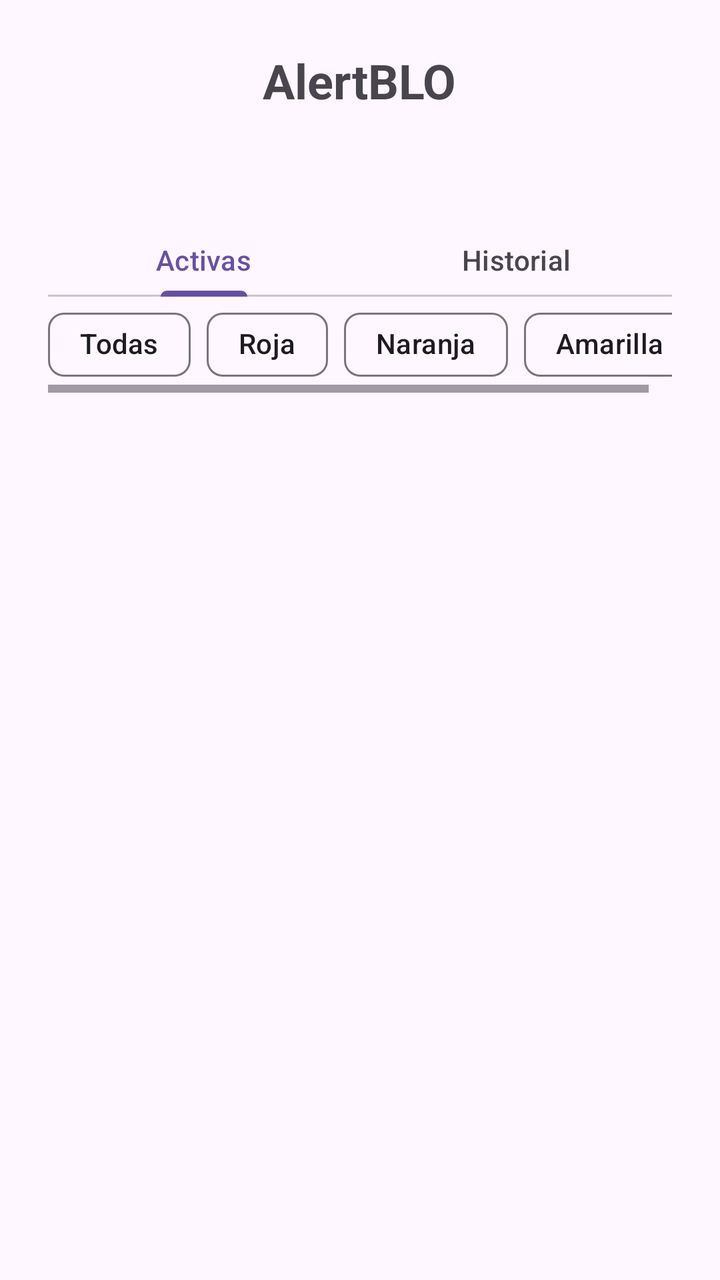
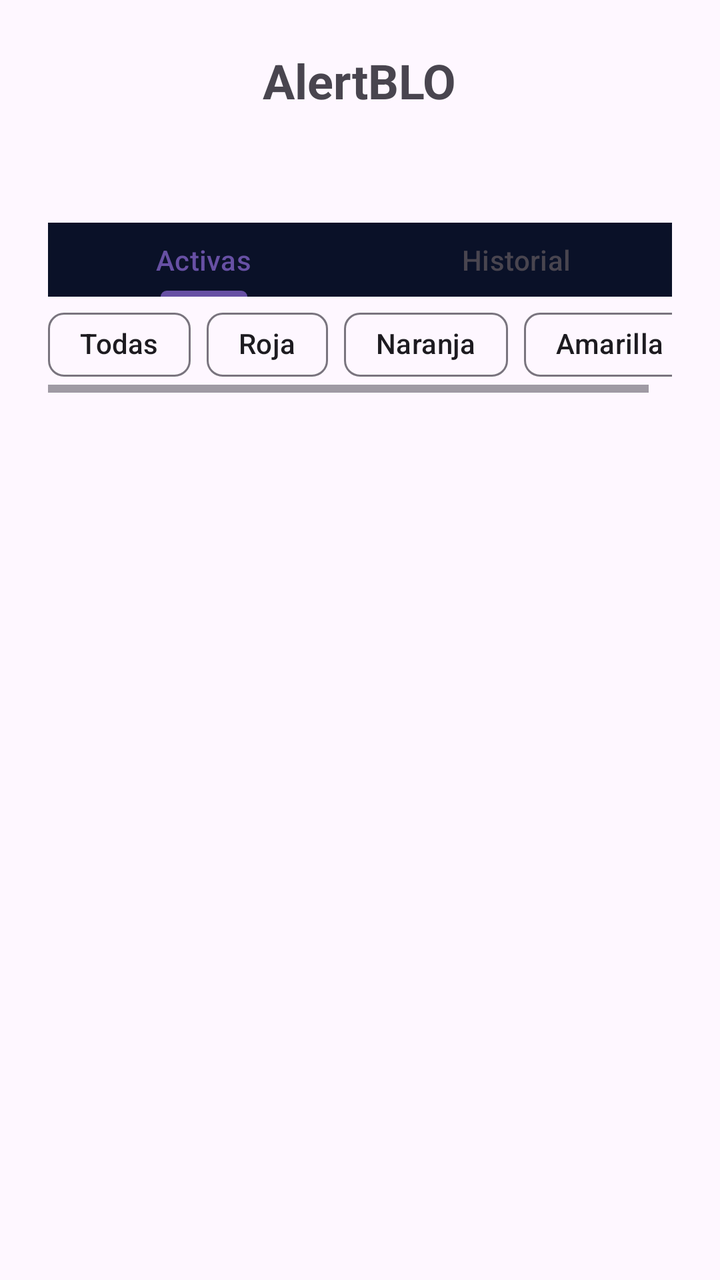

Compare the two renders of this Android layout. The source of the first and the diff that turns it into the second are given below.
<!-- AndroidManifest.xml: application theme Theme.AlertBLO -->
<!-- res/layout/activity_main.xml -->
<?xml version="1.0" encoding="utf-8"?>
<LinearLayout xmlns:android="http://schemas.android.com/apk/res/android"
    android:layout_width="match_parent"
    android:layout_height="match_parent"
    android:gravity="center_horizontal"
    android:orientation="vertical"
    android:padding="24dp">

    <TextView
        android:id="@+id/txtAppName"
        android:layout_width="wrap_content"
        android:layout_height="wrap_content"
        android:text="@string/txt_alert_blo"
        android:textSize="24sp"
        android:textStyle="bold" />

    <Space
        android:layout_width="match_parent"
        android:layout_height="55dp" />

    <com.google.android.material.tabs.TabLayout
        android:id="@+id/tabLayoutAlertas"
        android:layout_width="match_parent"
        android:layout_height="37dp"
        android:clickable="true"
        android:focusable="true">

        <com.google.android.material.tabs.TabItem
            android:layout_width="wrap_content"
            android:layout_height="wrap_content"
            android:text="@string/txt_alertasactivas" />

        <com.google.android.material.tabs.TabItem
            android:layout_width="wrap_content"
            android:layout_height="wrap_content"
            android:text="@string/txt_historialalertas" />

    </com.google.android.material.tabs.TabLayout>

    <HorizontalScrollView
        android:layout_width="match_parent"
        android:layout_height="48dp">

        <com.google.android.material.chip.ChipGroup
            android:layout_width="wrap_content"
            android:layout_height="wrap_content">

            <com.google.android.material.chip.Chip
                android:id="@+id/chipTodas"
                android:layout_width="wrap_content"
                android:layout_height="wrap_content"
                android:text="@string/txt_todas" />

            <com.google.android.material.chip.Chip
                android:id="@+id/chipAlertaRoja"
                android:layout_width="wrap_content"
                android:layout_height="wrap_content"
                android:text="@string/txt_alertaroja" />

            <com.google.android.material.chip.Chip
                android:id="@+id/chipAlertaNaranja"
                android:layout_width="wrap_content"
                android:layout_height="wrap_content"
                android:text="@string/txt_alertanaranja" />

            <com.google.android.material.chip.Chip
                android:id="@+id/chipAlertaAmarilla"
                android:layout_width="wrap_content"
                android:layout_height="wrap_content"
                android:text="@string/txt_alertaamarilla" />

        </com.google.android.material.chip.ChipGroup>
    </HorizontalScrollView>

    <androidx.recyclerview.widget.RecyclerView
        android:id="@+id/recyclerViewAlertas"
        android:layout_width="match_parent"
        android:layout_height="0dp"
        android:layout_weight="1" />

</LinearLayout>
<!-- resources referenced by this layout -->
<resources>
  <string name="txt_alert_blo">AlertBLO</string>
  <string name="txt_alertaamarilla">Amarilla</string>
  <string name="txt_alertanaranja">Naranja</string>
  <string name="txt_alertaroja">Roja</string>
  <string name="txt_alertasactivas">Activas</string>
  <string name="txt_historialalertas">Historial</string>
  <string name="txt_todas">Todas</string>
  <style name="Theme.AlertBLO" parent="Base.Theme.AlertBLO" />
  <style name="Base.Theme.AlertBLO" parent="Theme.Material3.DayNight.NoActionBar">
          
          
      </style>
</resources>

<!-- the commit's change to res/layout/activity_main.xml (unified diff, before → after) -->
@@ -4,7 +4,7 @@
     android:layout_height="match_parent"
     android:gravity="center_horizontal"
     android:orientation="vertical"
-    android:padding="24dp">
+    android:padding="24dp" >
 
     <TextView
         android:id="@+id/txtAppName"
@@ -23,7 +23,8 @@
         android:layout_width="match_parent"
         android:layout_height="37dp"
         android:clickable="true"
-        android:focusable="true">
+        android:focusable="true"
+        android:background="#0A1128" >
 
         <com.google.android.material.tabs.TabItem
             android:layout_width="wrap_content"
